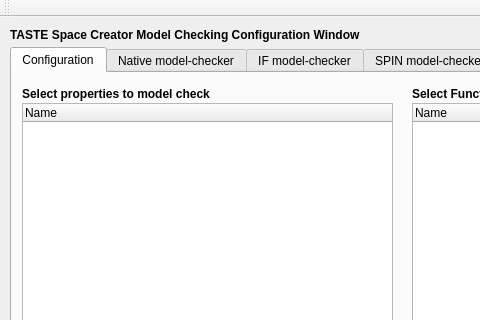
This is src/libs/libiveditor/modelchecking/modelcheckingwindow.ui in esa/spacecreator as Qt 5 draws it before an edit; both pictures show x 0 to 480 and y 0 to 320 of the 880 by 720 pixel window. The edited form follows.
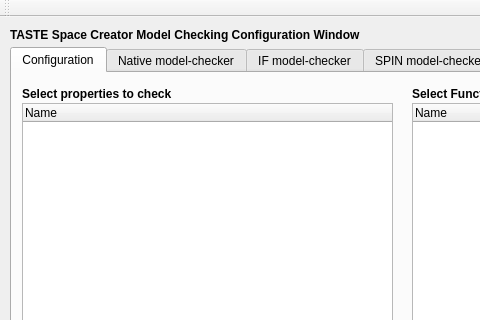
This is the edited form.

Commit message: Improved save configuration option.

Patch:
```diff
--- a/src/libs/libiveditor/modelchecking/modelcheckingwindow.ui
+++ b/src/libs/libiveditor/modelchecking/modelcheckingwindow.ui
@@ -76,7 +76,7 @@
        </font>
       </property>
       <property name="text">
-       <string>Select properties to model check</string>
+       <string>Select properties to check</string>
       </property>
      </widget>
      <widget class="QLabel" name="label_2">
```
The commit also changes 1 other file.
